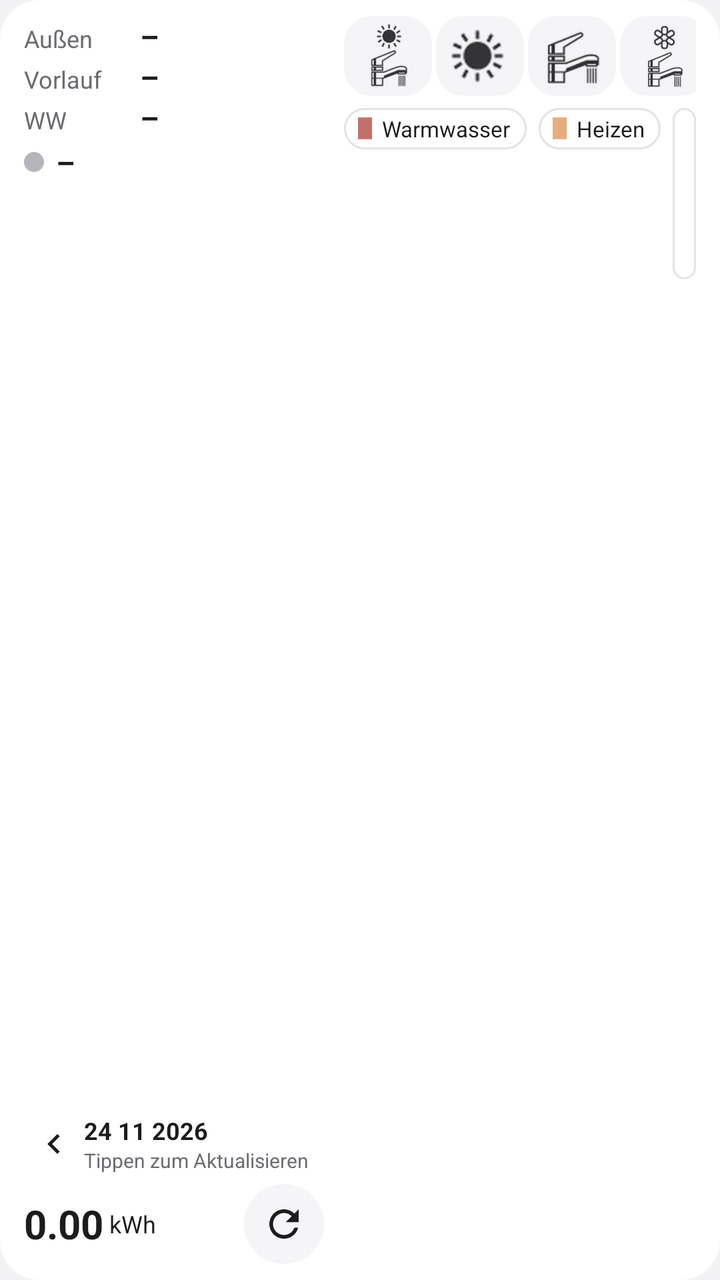
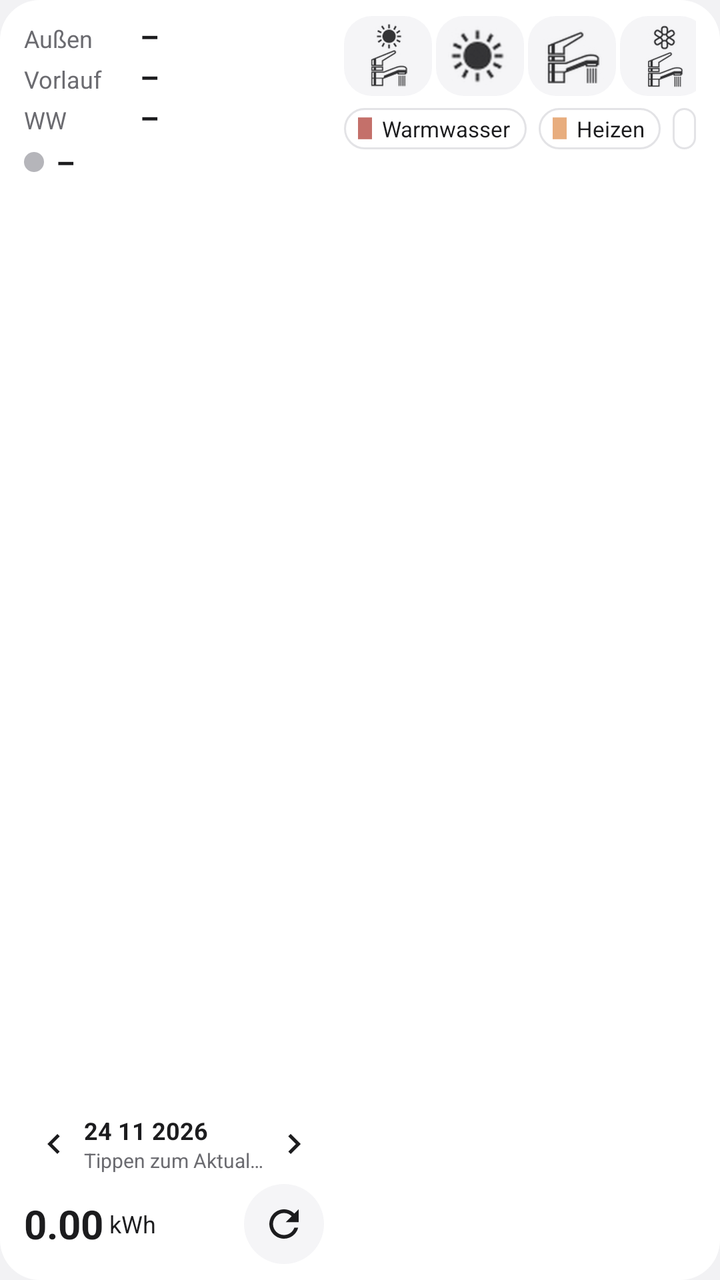

An Android layout rendered at two revisions. The XML below is the earlier revision; the diff shows what the commit changed to produce the second picture.
<!-- AndroidManifest.xml: application theme AppTheme -->
<!-- res/layout/widget_lwp_wide.xml -->
<?xml version="1.0" encoding="utf-8"?>
<LinearLayout xmlns:android="http://schemas.android.com/apk/res/android"
    android:id="@+id/root"
    android:layout_width="match_parent"
    android:layout_height="match_parent"
    android:background="@drawable/widget_bg"
    android:baselineAligned="false"
    android:orientation="horizontal"
    android:paddingStart="12dp"
    android:paddingTop="8dp"
    android:paddingEnd="12dp"
    android:paddingBottom="8dp">

    <LinearLayout
        android:layout_width="150dp"
        android:layout_height="match_parent"
        android:orientation="vertical">

        <LinearLayout
            android:layout_width="match_parent"
            android:layout_height="0dp"
            android:layout_weight="1"
            android:orientation="vertical">

            <LinearLayout
                android:layout_width="match_parent"
                android:layout_height="wrap_content"
                android:baselineAligned="true"
                android:orientation="horizontal">

                <TextView
                    android:layout_width="58dp"
                    android:layout_height="wrap_content"
                    android:text="Außen"
                    android:textColor="@color/text_secondary"
                    android:textSize="12sp" />

                <TextView
                    android:id="@+id/outdoor"
                    android:layout_width="wrap_content"
                    android:layout_height="wrap_content"
                    android:maxLines="1"
                    android:text="–"
                    android:textColor="@color/text_primary"
                    android:textSize="15sp"
                    android:textStyle="bold" />
            </LinearLayout>

            <LinearLayout
                android:layout_width="match_parent"
                android:layout_height="wrap_content"
                android:baselineAligned="true"
                android:orientation="horizontal">

                <TextView
                    android:id="@+id/flow_label"
                    android:layout_width="58dp"
                    android:layout_height="wrap_content"
                    android:text="Vorlauf"
                    android:textColor="@color/text_secondary"
                    android:textSize="12sp" />

                <TextView
                    android:id="@+id/flow"
                    android:layout_width="wrap_content"
                    android:layout_height="wrap_content"
                    android:maxLines="1"
                    android:text="–"
                    android:textColor="@color/text_primary"
                    android:textSize="15sp"
                    android:textStyle="bold" />
            </LinearLayout>

            <LinearLayout
                android:layout_width="match_parent"
                android:layout_height="wrap_content"
                android:baselineAligned="true"
                android:orientation="horizontal">

                <TextView
                    android:layout_width="58dp"
                    android:layout_height="wrap_content"
                    android:text="WW"
                    android:textColor="@color/text_secondary"
                    android:textSize="12sp" />

                <TextView
                    android:id="@+id/tank_temp"
                    android:layout_width="wrap_content"
                    android:layout_height="wrap_content"
                    android:maxLines="1"
                    android:text="–"
                    android:textColor="@color/text_primary"
                    android:textSize="15sp"
                    android:textStyle="bold" />
            </LinearLayout>

            <LinearLayout
                android:layout_width="match_parent"
                android:layout_height="wrap_content"
                android:layout_marginTop="2dp"
                android:gravity="center_vertical"
                android:orientation="horizontal">

                <ImageView
                    android:id="@+id/activity_dot"
                    android:layout_width="10dp"
                    android:layout_height="10dp"
                    android:layout_marginEnd="6dp"
                    android:src="@drawable/dot_idle" />

                <TextView
                    android:id="@+id/activity"
                    android:layout_width="wrap_content"
                    android:layout_height="wrap_content"
                    android:maxLines="1"
                    android:text="–"
                    android:textColor="@color/text_primary"
                    android:textSize="15sp"
                    android:textStyle="bold" />
            </LinearLayout>
        </LinearLayout>

        <LinearLayout
            android:layout_width="match_parent"
            android:layout_height="wrap_content"
            android:gravity="center_vertical"
            android:orientation="horizontal">

            <ImageView
                android:id="@+id/prev"
                android:layout_width="30dp"
                android:layout_height="40dp"
                android:contentDescription="Vorheriger Tag"
                android:paddingTop="10dp"
                android:paddingBottom="10dp"
                android:src="@drawable/ic_chevron_left" />

            <LinearLayout
                android:layout_width="wrap_content"
                android:layout_height="wrap_content"
                android:orientation="vertical">

                <TextView
                    android:id="@+id/total_date"
                    android:layout_width="wrap_content"
                    android:layout_height="wrap_content"
                    android:text="24 11 2026"
                    android:textColor="@color/text_primary"
                    android:textSize="12sp"
                    android:textStyle="bold" />

                <TextView
                    android:id="@+id/updated"
                    android:layout_width="wrap_content"
                    android:layout_height="wrap_content"
                    android:ellipsize="end"
                    android:maxLines="1"
                    android:text="Tippen zum Aktualisieren"
                    android:textColor="@color/text_secondary"
                    android:textSize="10sp" />
            </LinearLayout>

            <ImageView
                android:id="@+id/next"
                android:layout_width="30dp"
                android:layout_height="40dp"
                android:contentDescription="Nächster Tag"
                android:paddingTop="10dp"
                android:paddingBottom="10dp"
                android:src="@drawable/ic_chevron_right" />
        </LinearLayout>

        <LinearLayout
            android:layout_width="match_parent"
            android:layout_height="wrap_content"
            android:gravity="center_vertical"
            android:orientation="horizontal">

            <TextView
                android:id="@+id/total"
                android:layout_width="wrap_content"
                android:layout_height="wrap_content"
                android:text="0.00"
                android:textColor="@color/text_primary"
                android:textSize="20sp"
                android:textStyle="bold" />

            <TextView
                android:layout_width="wrap_content"
                android:layout_height="wrap_content"
                android:layout_marginStart="3dp"
                android:layout_marginEnd="10dp"
                android:text="kWh"
                android:textColor="@color/text_primary"
                android:textSize="12sp" />

            <TextView
                android:layout_width="0dp"
                android:layout_height="1dp"
                android:layout_weight="1" />

            <ImageView
                android:id="@+id/refresh"
                android:layout_width="40dp"
                android:layout_height="40dp"
                android:background="@drawable/refresh_bg"
                android:contentDescription="Aktualisieren"
                android:padding="9dp"
                android:scaleType="fitCenter"
                android:src="@drawable/ic_refresh" />
        </LinearLayout>
    </LinearLayout>

    <LinearLayout
        android:layout_width="0dp"
        android:layout_height="match_parent"
        android:layout_marginStart="10dp"
        android:layout_weight="1"
        android:orientation="vertical">

        
        <LinearLayout
            android:layout_width="match_parent"
            android:layout_height="wrap_content"
            android:gravity="center_vertical"
            android:orientation="horizontal">

            <ImageView
                android:id="@+id/op_heat_water"
                android:layout_width="44dp"
                android:layout_height="40dp"
                android:layout_marginEnd="2dp"
                android:background="@drawable/pill_off"
                android:contentDescription="Heizen und Warmwasser"
                android:paddingStart="6dp"
                android:paddingTop="4dp"
                android:paddingEnd="6dp"
                android:paddingBottom="4dp"
                android:scaleType="fitCenter"
                android:src="@drawable/mode_heat_water" />
            <ImageView
                android:id="@+id/op_heat"
                android:layout_width="44dp"
                android:layout_height="40dp"
                android:layout_marginEnd="2dp"
                android:background="@drawable/pill_off"
                android:contentDescription="Heizen"
                android:paddingStart="6dp"
                android:paddingTop="4dp"
                android:paddingEnd="6dp"
                android:paddingBottom="4dp"
                android:scaleType="fitCenter"
                android:src="@drawable/mode_heat" />
            <ImageView
                android:id="@+id/op_water"
                android:layout_width="44dp"
                android:layout_height="40dp"
                android:layout_marginEnd="2dp"
                android:background="@drawable/pill_off"
                android:contentDescription="Warmwasser"
                android:paddingStart="6dp"
                android:paddingTop="4dp"
                android:paddingEnd="6dp"
                android:paddingBottom="4dp"
                android:scaleType="fitCenter"
                android:src="@drawable/mode_water" />
            <ImageView
                android:id="@+id/op_cool_water"
                android:layout_width="44dp"
                android:layout_height="40dp"
                android:layout_marginEnd="2dp"
                android:background="@drawable/pill_off"
                android:contentDescription="Kühlen und Warmwasser"
                android:paddingStart="6dp"
                android:paddingTop="4dp"
                android:paddingEnd="6dp"
                android:paddingBottom="4dp"
                android:scaleType="fitCenter"
                android:src="@drawable/mode_cool_water" />
            <ImageView
                android:id="@+id/op_cool"
                android:layout_width="44dp"
                android:layout_height="40dp"
                android:layout_marginEnd="2dp"
                android:background="@drawable/pill_off"
                android:contentDescription="Kühlen"
                android:paddingStart="6dp"
                android:paddingTop="4dp"
                android:paddingEnd="6dp"
                android:paddingBottom="4dp"
                android:scaleType="fitCenter"
                android:src="@drawable/mode_cool" />

            <TextView
                android:layout_width="0dp"
                android:layout_height="1dp"
                android:layout_weight="1" />

            <ImageView
                android:id="@+id/force_toggle"
                android:layout_width="50dp"
                android:layout_height="40dp"
                android:layout_marginStart="6dp"
                android:background="@drawable/pill_off"
                android:contentDescription="Warmwasser erzwingen (Notbetrieb)"
                android:paddingStart="6dp"
                android:paddingTop="4dp"
                android:paddingEnd="6dp"
                android:paddingBottom="4dp"
                android:scaleType="fitCenter"
                android:src="@drawable/mode_force_dhw" />

            <TextView
                android:id="@+id/mode_pending"
                android:layout_width="wrap_content"
                android:layout_height="wrap_content"
                android:layout_marginStart="2dp"
                android:text="…"
                android:textColor="@color/text_secondary"
                android:textSize="13sp"
                android:textStyle="bold"
                android:visibility="gone" />
        </LinearLayout>

        
        <LinearLayout
            android:id="@+id/legend"
            android:layout_width="match_parent"
            android:layout_height="wrap_content"
            android:layout_marginTop="6dp"
            android:orientation="horizontal">

            <LinearLayout
                android:layout_width="wrap_content"
                android:layout_height="wrap_content"
                android:layout_marginEnd="6dp"
                android:background="@drawable/chip_bg"
                android:gravity="center_vertical"
                android:orientation="horizontal"
                android:paddingStart="7dp"
                android:paddingTop="3dp"
                android:paddingEnd="8dp"
                android:paddingBottom="3dp">

                <ImageView
                    android:layout_width="7dp"
                    android:layout_height="11dp"
                    android:layout_marginEnd="5dp"
                    android:src="@drawable/legend_hot_water" />

                <TextView
                    android:layout_width="wrap_content"
                    android:layout_height="wrap_content"
                    android:text="Warmwasser"
                    android:textColor="@color/text_primary"
                    android:textSize="11sp" />
            </LinearLayout>

            <LinearLayout
                android:layout_width="wrap_content"
                android:layout_height="wrap_content"
                android:layout_marginEnd="6dp"
                android:background="@drawable/chip_bg"
                android:gravity="center_vertical"
                android:orientation="horizontal"
                android:paddingStart="7dp"
                android:paddingTop="3dp"
                android:paddingEnd="8dp"
                android:paddingBottom="3dp">

                <ImageView
                    android:layout_width="7dp"
                    android:layout_height="11dp"
                    android:layout_marginEnd="5dp"
                    android:src="@drawable/legend_heat" />

                <TextView
                    android:layout_width="wrap_content"
                    android:layout_height="wrap_content"
                    android:text="Heizen"
                    android:textColor="@color/text_primary"
                    android:textSize="11sp" />
            </LinearLayout>

            <LinearLayout
                android:layout_width="wrap_content"
                android:layout_height="wrap_content"
                android:background="@drawable/chip_bg"
                android:gravity="center_vertical"
                android:orientation="horizontal"
                android:paddingStart="7dp"
                android:paddingTop="3dp"
                android:paddingEnd="8dp"
                android:paddingBottom="3dp">

                <ImageView
                    android:layout_width="7dp"
                    android:layout_height="11dp"
                    android:layout_marginEnd="5dp"
                    android:src="@drawable/legend_cool" />

                <TextView
                    android:layout_width="wrap_content"
                    android:layout_height="wrap_content"
                    android:text="Kühlen"
                    android:textColor="@color/text_primary"
                    android:textSize="11sp" />
            </LinearLayout>
        </LinearLayout>

        <ImageView
            android:id="@+id/chart"
            android:layout_width="match_parent"
            android:layout_height="0dp"
            android:layout_marginTop="4dp"
            android:layout_weight="1"
            android:contentDescription="Stündlicher Verbrauch"
            android:scaleType="fitCenter" />
    </LinearLayout>
</LinearLayout>
<!-- resources referenced by this layout -->
<resources>
  <color name="text_primary">#FF1C1C1E</color>
  <color name="text_secondary">#FF6B6B70</color>
  <!-- drawable chip_bg (drawable) -->
  <?xml version="1.0" encoding="utf-8"?>
  <shape xmlns:android="http://schemas.android.com/apk/res/android" android:shape="rectangle">
      <solid android:color="@color/card" />
      <stroke android:width="1dp" android:color="@color/chip_stroke" />
      <corners android:radius="10dp" />
  </shape>
  <!-- drawable dot_idle (drawable) -->
  <?xml version="1.0" encoding="utf-8"?>
  <shape xmlns:android="http://schemas.android.com/apk/res/android" android:shape="oval">
      <solid android:color="@color/idle" />
      <size android:width="10dp" android:height="10dp" />
  </shape>
  <!-- drawable ic_chevron_left (drawable) -->
  <?xml version="1.0" encoding="utf-8"?>
  <vector xmlns:android="http://schemas.android.com/apk/res/android"
      android:width="20dp" android:height="20dp" android:viewportWidth="24" android:viewportHeight="24">
      <path android:fillColor="@color/text_primary" android:pathData="M15.41,7.41L14,6l-6,6 6,6 1.41,-1.41L10.83,12z" />
  </vector>
  <!-- drawable ic_chevron_right (drawable) -->
  <?xml version="1.0" encoding="utf-8"?>
  <vector xmlns:android="http://schemas.android.com/apk/res/android"
      android:width="20dp" android:height="20dp" android:viewportWidth="24" android:viewportHeight="24">
      <path android:fillColor="@color/text_primary" android:pathData="M10,6L8.59,7.41 13.17,12l-4.58,4.59L10,18l6,-6z" />
  </vector>
  <!-- drawable legend_cool (drawable) -->
  <?xml version="1.0" encoding="utf-8"?>
  <shape xmlns:android="http://schemas.android.com/apk/res/android" android:shape="rectangle">
      <solid android:color="@color/cool" />
      <size android:width="9dp" android:height="14dp" />
  </shape>
  <!-- drawable legend_heat (drawable) -->
  <?xml version="1.0" encoding="utf-8"?>
  <shape xmlns:android="http://schemas.android.com/apk/res/android" android:shape="rectangle">
      <solid android:color="@color/heat" />
      <size android:width="9dp" android:height="14dp" />
  </shape>
  <!-- drawable legend_hot_water (drawable) -->
  <?xml version="1.0" encoding="utf-8"?>
  <shape xmlns:android="http://schemas.android.com/apk/res/android" android:shape="rectangle">
      <solid android:color="@color/hot_water" />
      <size android:width="9dp" android:height="14dp" />
  </shape>
  <!-- drawable pill_off (drawable) -->
  <?xml version="1.0" encoding="utf-8"?>
  <shape xmlns:android="http://schemas.android.com/apk/res/android" android:shape="rectangle">
      <solid android:color="@color/live_bg" />
      <corners android:radius="14dp" />
  </shape>
  <!-- drawable refresh_bg (drawable) -->
  <?xml version="1.0" encoding="utf-8"?>
  <shape xmlns:android="http://schemas.android.com/apk/res/android" android:shape="oval">
      <solid android:color="@color/live_bg" />
  </shape>
  <!-- drawable widget_bg (drawable) -->
  <?xml version="1.0" encoding="utf-8"?>
  <shape xmlns:android="http://schemas.android.com/apk/res/android" android:shape="rectangle">
      <solid android:color="@color/card" />
      <corners android:radius="20dp" />
  </shape>
  <style name="AppTheme" parent="android:Theme.Material.Light.NoActionBar">
          <item name="android:windowBackground">@color/page</item>
          <item name="android:statusBarColor">@color/page</item>
          <item name="android:windowLightStatusBar">true</item>
          <item name="android:colorAccent">@color/hot_water</item>
      </style>
  <color name="card">#FFFFFFFF</color>
  <color name="chip_stroke">#FFE3E3E6</color>
  <color name="idle">#FFB5B5BA</color>
  <color name="cool">#FF8EA8EA</color>
  <color name="heat">#FFE8AD7E</color>
  <color name="hot_water">#FFC4706A</color>
  <color name="live_bg">#FFF5F5F7</color>
  <color name="page">#FFF2F2F4</color>
  <!-- unchanged entries left out for length: 7 -->
</resources>

<!-- the commit's change to res/layout/widget_lwp_wide.xml (unified diff, before → after) -->
@@ -137,8 +137,9 @@
                 android:src="@drawable/ic_chevron_left" />
 
             <LinearLayout
-                android:layout_width="wrap_content"
-                android:layout_height="wrap_content"
+                android:layout_width="0dp"
+                android:layout_height="wrap_content"
+                android:layout_weight="1"
                 android:orientation="vertical">
 
                 <TextView
@@ -352,6 +353,7 @@
                 <TextView
                     android:layout_width="wrap_content"
                     android:layout_height="wrap_content"
+                    android:maxLines="1"
                     android:text="Warmwasser"
                     android:textColor="@color/text_primary"
                     android:textSize="11sp" />
@@ -378,6 +380,7 @@
                 <TextView
                     android:layout_width="wrap_content"
                     android:layout_height="wrap_content"
+                    android:maxLines="1"
                     android:text="Heizen"
                     android:textColor="@color/text_primary"
                     android:textSize="11sp" />
@@ -403,6 +406,7 @@
                 <TextView
                     android:layout_width="wrap_content"
                     android:layout_height="wrap_content"
+                    android:maxLines="1"
                     android:text="Kühlen"
                     android:textColor="@color/text_primary"
                     android:textSize="11sp" />
